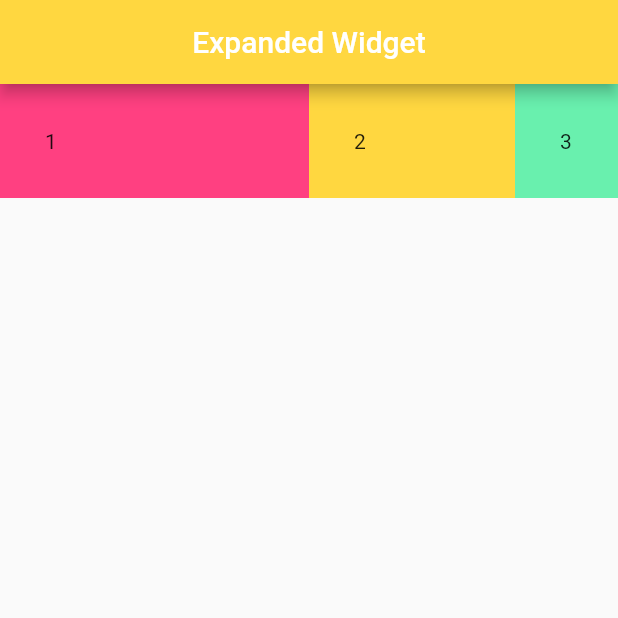
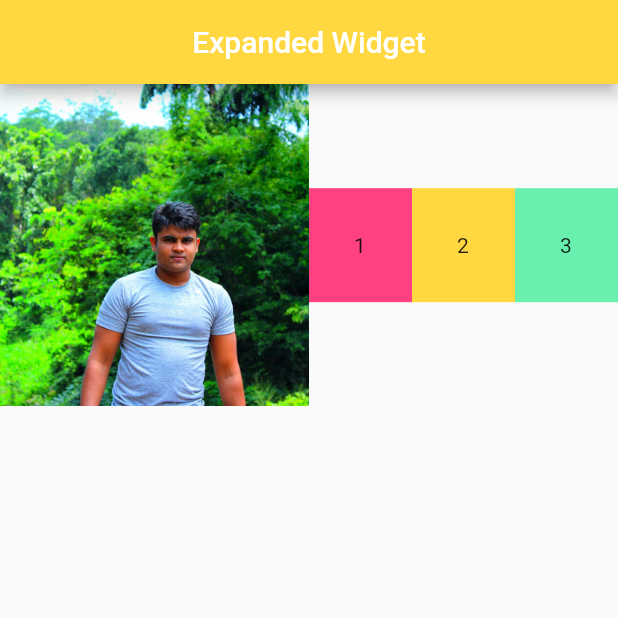
Before and after one commit to Darshana97/My_Flutter_Programms, a Flutter app: the screen it shows after launch, on a phone screen of 412 x 824 dp, the top half of it. Run offline on Flutter 3.47's test engine with Material 2 defaults, Android fonts, the phone set to English and light mode, and no system bars.

Commit message:
Expanded Widget

```diff
--- a/expanded_widget/lib/main.dart
+++ b/expanded_widget/lib/main.dart
@@ -15,8 +15,9 @@ class Home extends StatelessWidget {
       ),
       body: Row(
         children: <Widget>[
+          Expanded(flex: 3, child: Image(image: AssetImage("assets/p1.JPG"))),
           Expanded(
-            flex: 3,
+            flex: 1,
             child: Container(
               padding: EdgeInsets.all(30.0),
               child: Text("1"),
@@ -24,7 +25,7 @@ class Home extends StatelessWidget {
             ),
           ),
           Expanded(
-            flex: 2,
+            flex: 1,
             child: Container(
               padding: EdgeInsets.all(30.0),
               child: Text("2"),
--- a/expanded_widget/pubspec.yaml
+++ b/expanded_widget/pubspec.yaml
@@ -41,9 +41,8 @@ flutter:
   uses-material-design: true
 
   # To add assets to your application, add an assets section, like this:
-  # assets:
-  #  - images/a_dot_burr.jpeg
-  #  - images/a_dot_ham.jpeg
+  assets:
+    - assets/
 
   # An image asset can refer to one or more resolution-specific "variants", see
   # https://flutter.dev/assets-and-images/#resolution-aware.
```
